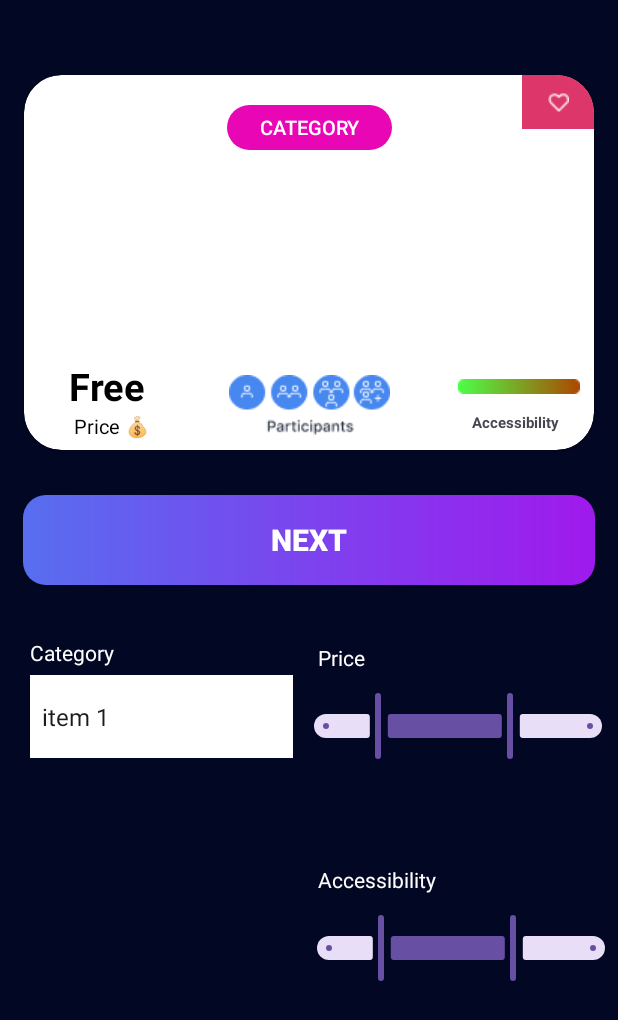
After one commit to MansurovKarim/HW_3android, an Android app: the MainActivity2 screen opened directly, with no data from a screen before it, on a phone screen of 412 x 824 dp. The commit adds this screen. Shown: the top 1020 px of the screen. Run offline under Robolectric (Android 15) with nearby library versions, the phone set to English and light mode, and no system bars.

Commit message:
add 4-homeWork

```diff
--- a/app/src/main/AndroidManifest.xml
+++ b/app/src/main/AndroidManifest.xml
@@ -13,6 +13,9 @@
         android:theme="@style/Theme.HW_3Android"
         tools:targetApi="31">
         <activity
+            android:name=".MainActivity2"
+            android:exported="false" />
+        <activity
             android:name=".MainActivity"
             android:exported="true">
             <intent-filter>
--- a/app/src/main/java/com/example/hw_3android/MainActivity.java
+++ b/app/src/main/java/com/example/hw_3android/MainActivity.java
@@ -1,5 +1,6 @@
 package com.example.hw_3android;
 
+import android.content.Intent;
 import android.os.Bundle;
 import android.view.View;
 import android.widget.TextView;
@@ -87,6 +88,11 @@ public class MainActivity extends AppCompatActivity {
                     Float.parseFloat(textView.getText().toString().replace("%", "").trim()) / 100 :
                     Float.parseFloat(textView.getText().toString().trim());
         } else if (view.getId() == R.id.btn_equal) {
+            textView.setOnClickListener(v -> {
+                Intent intent = new Intent(MainActivity.this, MainActivity2.class);
+                intent.putExtra("result", textView.getText().toString());
+                startActivity(intent);
+            });
             boolean percentOn = textView.getText().toString().contains("%");
             b = percentOn ?
                     Float.parseFloat(textView.getText().toString().replace("%", "").trim()) / 100 :
@@ -156,6 +162,7 @@ public class MainActivity extends AppCompatActivity {
 
         }
         isOperationClick = true;
+
     }
 
 }
--- /dev/null
+++ b/app/src/main/java/com/example/hw_3android/MainActivity2.java
@@ -0,0 +1,72 @@
+package com.example.hw_3android;
+
+import android.annotation.SuppressLint;
+import android.os.Bundle;
+import android.view.View;
+import android.widget.AdapterView;
+import android.widget.ArrayAdapter;
+import android.widget.Button;
+import android.widget.ImageButton;
+import android.widget.Spinner;
+import android.widget.TextView;
+
+import androidx.activity.EdgeToEdge;
+import androidx.appcompat.app.AppCompatActivity;
+import androidx.core.graphics.Insets;
+import androidx.core.view.ViewCompat;
+import androidx.core.view.WindowInsetsCompat;
+
+public class MainActivity2 extends AppCompatActivity {
+
+    private boolean isHeartTouched = false;
+    TextView text;
+    ImageButton heart;
+
+    Spinner spinner;
+
+    @SuppressLint("MissingInflatedId")
+    @Override
+    protected void onCreate(Bundle savedInstanceState) {
+        super.onCreate(savedInstanceState);
+        EdgeToEdge.enable(this);
+        setContentView(R.layout.activity_main2);
+
+        heart = findViewById(R.id.heart_button);
+        text = findViewById(R.id.text);
+
+        String result = getIntent().getStringExtra("result");
+        text.setText(result);
+
+        findViewById(R.id.btn_next).setOnClickListener(v -> finishAffinity());
+
+        heart.setOnClickListener(v -> {
+            isHeartTouched = !isHeartTouched;
+
+            if (isHeartTouched) {
+                heart.setImageResource(R.drawable.heart_touch);
+            } else {
+                heart.setImageResource(R.drawable.heart_untouched);
+            }
+        });
+
+        spinner = findViewById(R.id.menu);
+
+        String[] items = {"item 1", "Item 2", "Item 3"};
+
+        ArrayAdapter<String> adapter = new ArrayAdapter<>(this,
+                android.R.layout.simple_spinner_item, items);
+        adapter.setDropDownViewResource(android.R.layout.simple_spinner_dropdown_item);
+        spinner.setAdapter(adapter);
+
+        spinner.setOnItemSelectedListener(new AdapterView.OnItemSelectedListener() {
+            @Override
+            public void onItemSelected(AdapterView<?> parent, View view, int position, long id) {
+                String selectedItem = parent.getItemAtPosition(position).toString();
+                System.out.println("Selected: " + selectedItem);
+            }
+            @Override
+            public void onNothingSelected(AdapterView<?> parent) {
+            }
+        });
+    }
+}
--- /dev/null
+++ b/app/src/main/res/drawable/card_view.xml
@@ -0,0 +1,8 @@
+<?xml version="1.0" encoding="utf-8"?>
+<shape xmlns:android="http://schemas.android.com/apk/res/android">
+    <gradient android:angle="0"
+        android:startColor="@color/light_blue"
+android:endColor="@color/purple"/>
+    <corners android:radius="15dp"/>
+
+</shape>
--- /dev/null
+++ b/app/src/main/res/drawable/pink_category.xml
@@ -0,0 +1,5 @@
+<?xml version="1.0" encoding="utf-8"?>
+<shape xmlns:android="http://schemas.android.com/apk/res/android">
+<corners android:radius="15dp"/>
+    <solid android:color="@color/pink"/>
+</shape>
--- /dev/null
+++ b/app/src/main/res/layout/activity_main2.xml
@@ -0,0 +1,214 @@
+<?xml version="1.0" encoding="utf-8"?>
+<androidx.constraintlayout.widget.ConstraintLayout xmlns:android="http://schemas.android.com/apk/res/android"
+    xmlns:app="http://schemas.android.com/apk/res-auto"
+    xmlns:tools="http://schemas.android.com/tools"
+    android:layout_width="match_parent"
+    android:layout_height="match_parent"
+    android:background="@color/dark_blue">
+
+    <androidx.cardview.widget.CardView
+
+        android:id="@+id/cv_card"
+        android:layout_width="380dp"
+        android:layout_height="250dp"
+        android:layout_marginTop="50dp"
+        app:cardCornerRadius="25dp"
+        app:layout_constraintEnd_toEndOf="parent"
+        app:layout_constraintStart_toStartOf="parent"
+        app:layout_constraintTop_toTopOf="parent">
+
+        <androidx.constraintlayout.widget.ConstraintLayout
+            android:layout_width="match_parent"
+            android:layout_height="match_parent">
+
+
+            <TextView
+                android:textStyle="bold"
+                android:textSize="10sp"
+                android:layout_marginTop="12dp"
+                android:layout_marginEnd="23dp"
+                app:layout_constraintEnd_toEndOf="parent"
+                app:layout_constraintTop_toBottomOf="@id/bar"
+                android:text="Accessibility"
+                android:layout_width="wrap_content"
+                android:layout_height="wrap_content"/>
+
+            <ImageView
+                android:id="@+id/bar"
+                android:layout_marginBottom="37dp"
+                android:layout_marginStart="45dp"
+                app:layout_constraintStart_toEndOf="@id/peoplee"
+                app:layout_constraintBottom_toBottomOf="parent"
+                android:src="@drawable/gradinentview"
+                android:layout_width="wrap_content"
+                android:layout_height="wrap_content"/>
+
+            <ImageButton
+                android:id="@+id/heart_button"
+                android:layout_width="48dp"
+                android:layout_height="36dp"
+                android:background="@drawable/rectangle"
+                android:src="@drawable/heart_untouched"
+                app:layout_constraintEnd_toEndOf="parent"
+                app:layout_constraintTop_toTopOf="parent"/>
+
+
+            <ImageView
+                android:id="@+id/peoplee"
+                android:layout_marginBottom="10dp"
+                android:layout_marginStart="55dp"
+                app:layout_constraintStart_toEndOf="@id/tv_free"
+                app:layout_constraintBottom_toBottomOf="parent"
+                android:src="@drawable/peopleeee"
+                android:layout_width="wrap_content"
+                android:layout_height="wrap_content"/>
+
+
+            <TextView
+                android:layout_width="wrap_content"
+                android:layout_height="wrap_content"
+                android:layout_marginStart="33dp"
+                android:text="Price 💰"
+                android:textColor="@color/black"
+                android:textSize="13sp"
+                app:layout_constraintStart_toStartOf="parent"
+                app:layout_constraintTop_toBottomOf="@id/tv_free" />
+
+            <TextView
+                android:id="@+id/tv_free"
+                android:layout_width="wrap_content"
+                android:layout_height="wrap_content"
+                android:layout_marginStart="30dp"
+                android:layout_marginBottom="25dp"
+                android:text="Free"
+                android:textColor="@color/black"
+                android:textSize="25sp"
+                android:textStyle="bold"
+                app:layout_constraintBottom_toBottomOf="parent"
+                app:layout_constraintStart_toStartOf="parent" />
+
+            <TextView
+                android:id="@+id/text"
+                android:layout_width="wrap_content"
+                android:layout_height="wrap_content"
+                android:text="Explore the nightlife of your \ncity"
+                android:textAlignment="center"
+                android:textColor="@color/black"
+                android:textSize="20sp"
+                app:layout_constraintBottom_toBottomOf="parent"
+                app:layout_constraintEnd_toEndOf="parent"
+                app:layout_constraintStart_toStartOf="parent"
+                app:layout_constraintTop_toTopOf="parent" />
+
+
+        </androidx.constraintlayout.widget.ConstraintLayout>
+
+
+    </androidx.cardview.widget.CardView>
+
+
+    <androidx.appcompat.widget.AppCompatButton
+        android:id="@+id/btn_next"
+        android:layout_width="match_parent"
+        android:layout_height="60dp"
+        android:layout_marginHorizontal="15sp"
+        android:layout_marginTop="30dp"
+        android:background="@drawable/card_view"
+        android:text="Next"
+        android:textColor="@color/white"
+        android:textSize="20sp"
+        android:textStyle="bold"
+        app:layout_constraintEnd_toEndOf="parent"
+        app:layout_constraintStart_toStartOf="parent"
+        app:layout_constraintTop_toBottomOf="@id/cv_card" />
+
+
+    <androidx.appcompat.widget.AppCompatButton
+
+        android:id="@+id/btn_Category"
+        android:layout_width="110dp"
+        android:layout_height="30dp"
+        android:layout_marginTop="70dp"
+        android:background="@drawable/pink_category"
+        android:text="Category"
+        android:textColor="@color/white"
+        android:textSize="13sp"
+        app:layout_constraintEnd_toEndOf="parent"
+        app:layout_constraintStart_toStartOf="parent"
+        app:layout_constraintTop_toTopOf="parent" />
+
+    <TextView
+        android:layout_width="60dp"
+        android:layout_height="wrap_content"
+        android:layout_marginStart="20dp"
+        android:layout_marginBottom="5dp"
+        android:text="Category"
+        android:textColor="@color/white"
+        app:layout_constraintBottom_toTopOf="@id/menu"
+        app:layout_constraintStart_toStartOf="parent" />
+
+    <TextView
+        android:layout_width="60dp"
+        android:layout_height="wrap_content"
+        android:layout_marginStart="20dp"
+        android:layout_marginEnd="140dp"
+        android:layout_marginBottom="12dp"
+        android:text="Price"
+        android:textColor="@color/white"
+        app:layout_constraintBottom_toTopOf="@id/slider"
+        app:layout_constraintEnd_toEndOf="parent" />
+
+    <TextView
+        android:layout_width="80dp"
+        android:layout_height="wrap_content"
+        android:layout_marginStart="20dp"
+        android:layout_marginEnd="120dp"
+        android:layout_marginBottom="12dp"
+        android:text="Accessibility"
+        android:textColor="@color/white"
+        app:layout_constraintBottom_toTopOf="@id/slider_2"
+        app:layout_constraintEnd_toEndOf="parent" />
+
+
+    <com.google.android.material.slider.RangeSlider
+        android:id="@+id/slider"
+        android:layout_width="220dp"
+        android:layout_height="50dp"
+        android:layout_marginStart="0dp"
+        android:layout_marginTop="70dp"
+        android:valueFrom="0.0"
+        android:valueTo="100.0"
+        app:layout_constraintStart_toEndOf="@id/menu"
+        app:layout_constraintTop_toBottomOf="@id/btn_next"
+        app:values="@array/initial_slider_values" />
+
+    <com.google.android.material.slider.RangeSlider
+        android:id="@+id/slider_2"
+        android:layout_width="220dp"
+        android:layout_height="50dp"
+        android:layout_marginTop="100dp"
+        android:layout_marginEnd="-5dp"
+        android:valueFrom="0.0"
+        android:valueTo="100.0"
+        app:layout_constraintEnd_toEndOf="parent"
+        app:layout_constraintTop_toBottomOf="@id/slider"
+        app:values="@array/initial_slider_values" />
+
+
+    <Spinner
+        android:id="@+id/menu"
+        style="@style/Widget.Material3.TextInputLayout.FilledBox.ExposedDropdownMenu"
+        android:layout_width="175dp"
+        android:layout_height="55dp"
+        android:layout_marginHorizontal="20dp"
+        android:layout_marginTop="60dp"
+        android:hint="Type"
+        android:background="@color/white"
+        app:boxCornerRadiusBottomEnd="8dp"
+        app:boxCornerRadiusBottomStart="8dp"
+        app:boxCornerRadiusTopEnd="8dp"
+        app:boxCornerRadiusTopStart="8dp"
+        app:boxStrokeWidth="0dp"
+        app:layout_constraintStart_toStartOf="parent"
+        app:layout_constraintTop_toBottomOf="@id/btn_next"/>
+</androidx.constraintlayout.widget.ConstraintLayout>
--- /dev/null
+++ b/app/src/main/res/values/arrays.xml
@@ -0,0 +1,7 @@
+<?xml version="1.0" encoding="utf-8"?>
+<resources>
+    <array name="initial_slider_values">
+        <item>20.0</item>
+        <item>70.0</item>
+    </array>
+</resources>
--- a/app/src/main/res/values/colors.xml
+++ b/app/src/main/res/values/colors.xml
@@ -5,4 +5,9 @@
     <color name="gray">#9D9999</color>
     <color name="dark_gray">#575656</color>
     <color name="orange">#E46713</color>
+    <color name="dark_blue">#020723</color>
+    <color name="light_blue">#576EEF</color>
+    <color name="purple">#A019ED</color>
+    <color name="pink">#E906B5</color>
+
 </resources>
```
Also changed, not shown: app/src/main/res/drawable/gradinentview.png (added), app/src/main/res/drawable/heart_touch.png (added), app/src/main/res/drawable/heart_untouched.png (added), app/src/main/res/drawable/people.webp (added), app/src/main/res/drawable/peopleeee.png (added), app/src/main/res/drawable/rectangle.png (added), app/src/main/res/values/strings.xml (line endings or trailing spaces).
